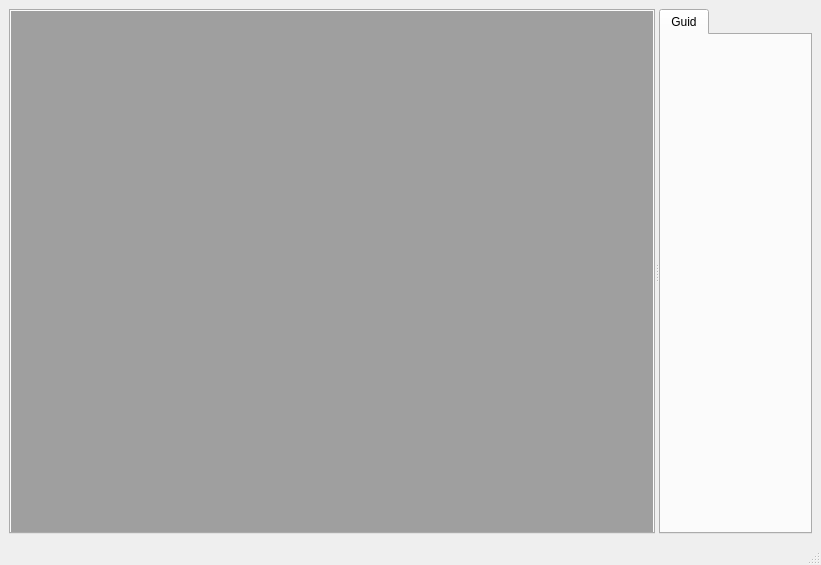
The window that qt-rtsp-client/mainwindow.ui (BlueBird-0/qt-rtsp-client) describes before a commit, drawn with Qt 5.
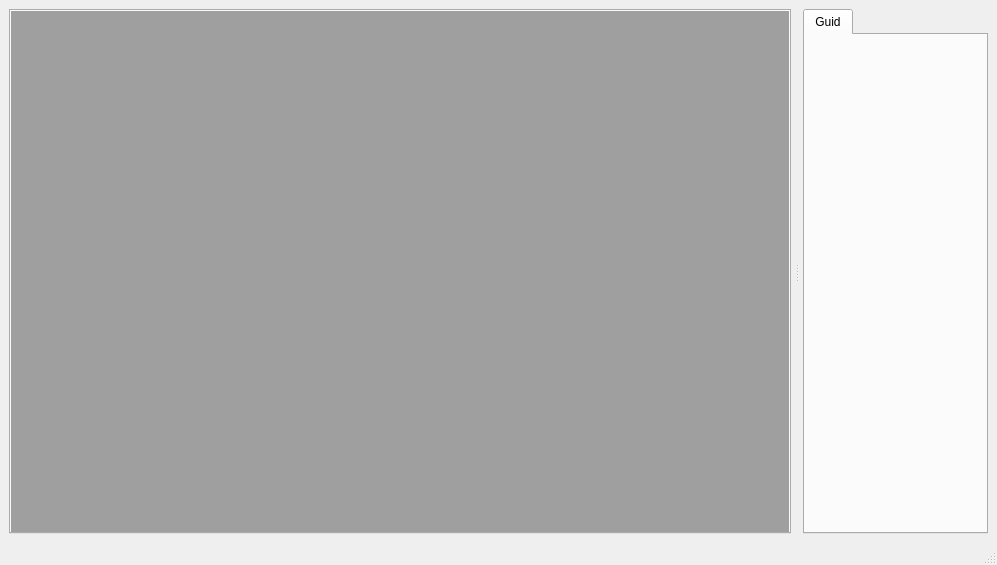
The same window after the commit. Icons and pictures are not drawn.

What changed in the file:
```diff
--- a/qt-rtsp-client/mainwindow.ui
+++ b/qt-rtsp-client/mainwindow.ui
@@ -6,7 +6,7 @@
    <rect>
     <x>0</x>
     <y>0</y>
-    <width>821</width>
+    <width>997</width>
     <height>565</height>
    </rect>
   </property>
@@ -32,6 +32,9 @@
       <property name="orientation">
        <enum>Qt::Horizontal</enum>
       </property>
+      <property name="handleWidth">
+       <number>12</number>
+      </property>
       <widget class="QTabWidget" name="mainTabWidget">
        <property name="sizePolicy">
         <sizepolicy hsizetype="Expanding" vsizetype="Expanding">
@@ -126,7 +129,7 @@
       </widget>
       <widget class="QWidget" name="widget_2" native="true">
        <property name="sizePolicy">
-        <sizepolicy hsizetype="Fixed" vsizetype="Preferred">
+        <sizepolicy hsizetype="Preferred" vsizetype="Preferred">
          <horstretch>0</horstretch>
          <verstretch>0</verstretch>
         </sizepolicy>
@@ -158,6 +161,12 @@
           <item>
            <widget class="QTabWidget" name="tabWidget">
             <widget class="QWidget" name="Guid">
+             <property name="sizePolicy">
+              <sizepolicy hsizetype="Preferred" vsizetype="Preferred">
+               <horstretch>0</horstretch>
+               <verstretch>0</verstretch>
+              </sizepolicy>
+             </property>
              <attribute name="title">
               <string>Guid</string>
              </attribute>
```
Left out of the diff: 10 changed lines with no effect on the pictures.
